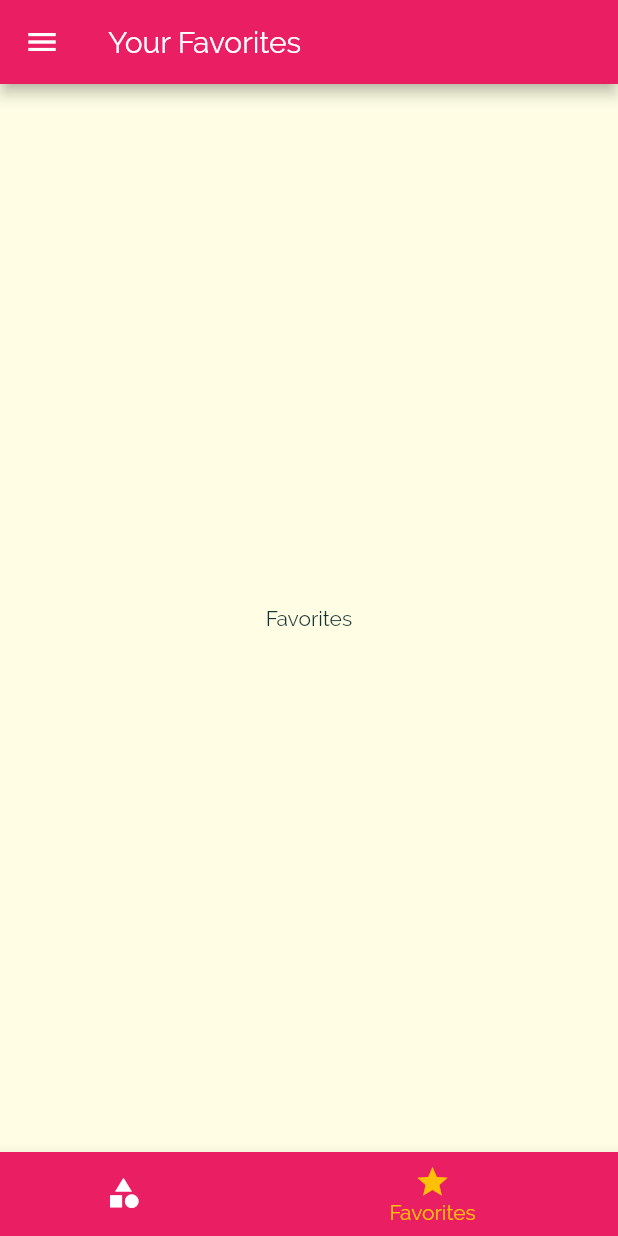
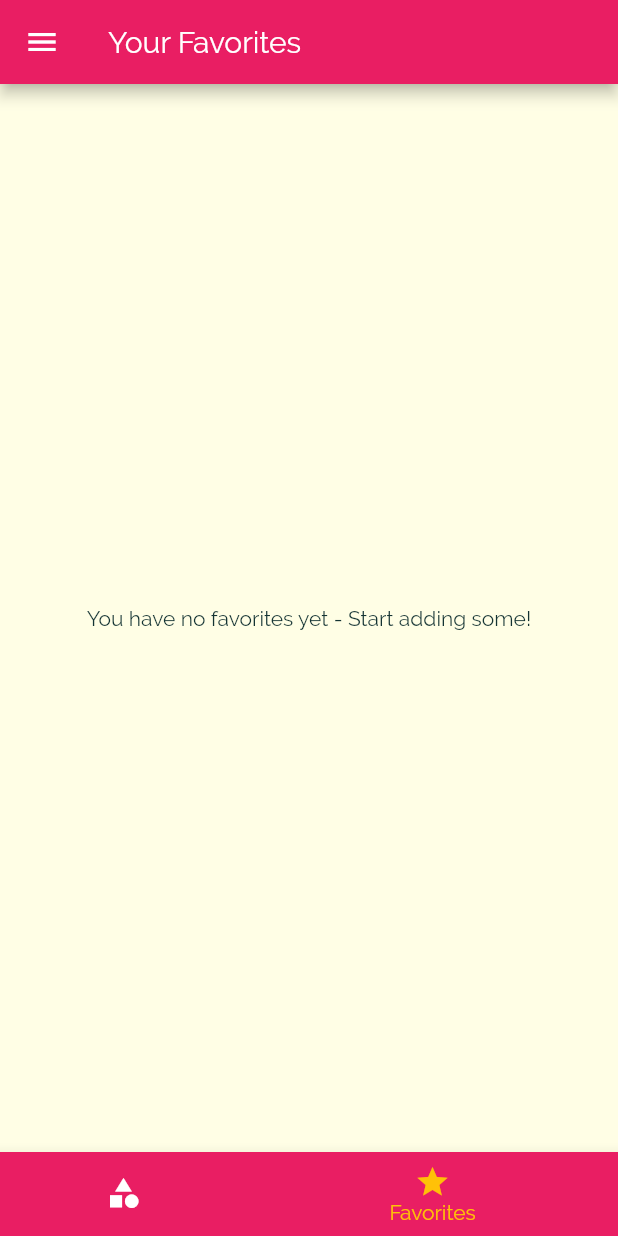
Before and after one commit to thomasbonnet12/meal, a Flutter app: the screen it shows after launch, item 2 of the bottom bar chosen, on a phone screen of 412 x 824 dp. Run offline on Flutter 3.47's test engine with Material 2 defaults, Android fonts, the phone set to English and light mode, and no system bars.

Commit message:
preparation for the favorite logic, I created the empty list in main.dart and passed this information through tabscreen.dart and then favorite.dart

```diff
--- a/lib/main.dart
+++ b/lib/main.dart
@@ -23,6 +23,7 @@ class _MyAppState extends State<MyApp> {
   };
 
   List<Meal> _availableMeals = DUMMY_MEALS;
+  List<Meal> _favoriteMeal = [];
 
   void _setFilters(Map<String, bool> filterData) {
     setState(() {
@@ -45,6 +46,8 @@ class _MyAppState extends State<MyApp> {
     });
   }
 
+  void _toggleFavorite(String mealId) {}
+
   @override
   Widget build(BuildContext context) {
     return MaterialApp(
@@ -66,7 +69,7 @@ class _MyAppState extends State<MyApp> {
       ),
       // home: CategoriesScreen(),
       routes: {
-        '/': (ctx) => TabScreen(),
+        '/': (ctx) => TabScreen(_favoriteMeal),
         CategoryMealsScreen.routeName: (ctx) =>
             CategoryMealsScreen(_availableMeals),
         MealDetailScreen.routeName: (ctx) => MealDetailScreen(),
--- a/lib/screens/favorites_screen.dart
+++ b/lib/screens/favorites_screen.dart
@@ -1,10 +1,15 @@
 import 'package:flutter/material.dart';
+import 'package:flutter_meal_app/models/meal.dart';
 
 class Favorites extends StatelessWidget {
+  final List<Meal> favoriteMeals;
+
+  const Favorites(this.favoriteMeals);
+
   @override
   Widget build(BuildContext context) {
     return Center(
-      child: Text('Favorites'),
+      child: Text('You have no favorites yet - Start adding some!'),
     );
   }
 }
--- a/lib/screens/tabs_screen.dart
+++ b/lib/screens/tabs_screen.dart
@@ -1,19 +1,22 @@
 import 'package:flutter/material.dart';
+import 'package:flutter_meal_app/models/meal.dart';
 import 'package:flutter_meal_app/screens/categories_screen.dart';
 import 'package:flutter_meal_app/screens/favorites_screen.dart';
 import 'package:flutter_meal_app/widgets/main_drawer.dart';
 
 class TabScreen extends StatefulWidget {
+  final List<Meal> favoriteMeals;
+
+  const TabScreen(this.favoriteMeals);
+
   @override
   _TabScreenState createState() => _TabScreenState();
 }
 
 class _TabScreenState extends State<TabScreen> {
   //Give us access to those pages and we pass those arguments
-  final List<Map<String, Object>> _pages = [
-    {'page': CategoriesScreen(), 'title': 'Categories'},
-    {'page': Favorites(), 'title': 'Your Favorites'},
-  ];
+  List<Map<String, Object>> _pages;
+
   // Help us to create a switch to access to one or the other value
   int _selectedPageIndex = 0;
 
@@ -22,6 +25,15 @@ class _TabScreenState extends State<TabScreen> {
     setState(() {
       _selectedPageIndex = index;
     });
+  }
+
+  @override
+  void initState() {
+    _pages = [
+      {'page': CategoriesScreen(), 'title': 'Categories'},
+      {'page': Favorites(widget.favoriteMeals), 'title': 'Your Favorites'},
+    ];
+    super.initState();
   }
 
   @override
```
Also changed, not shown: lib/screens/filter_screen.dart (+8 -8 lines).
